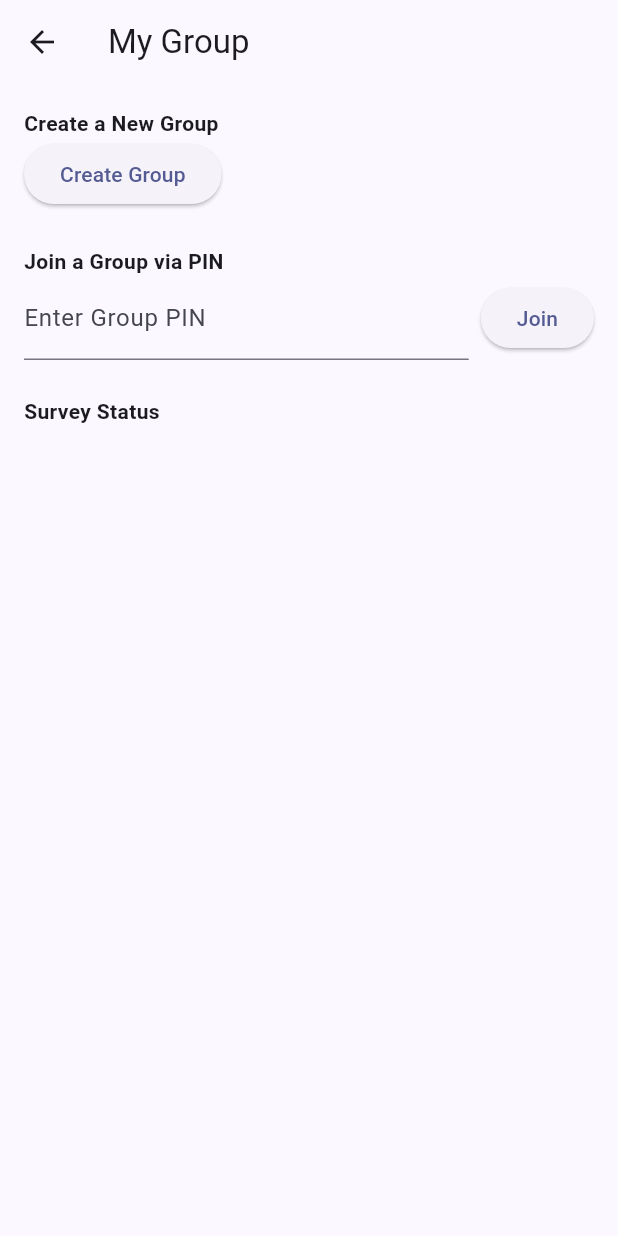
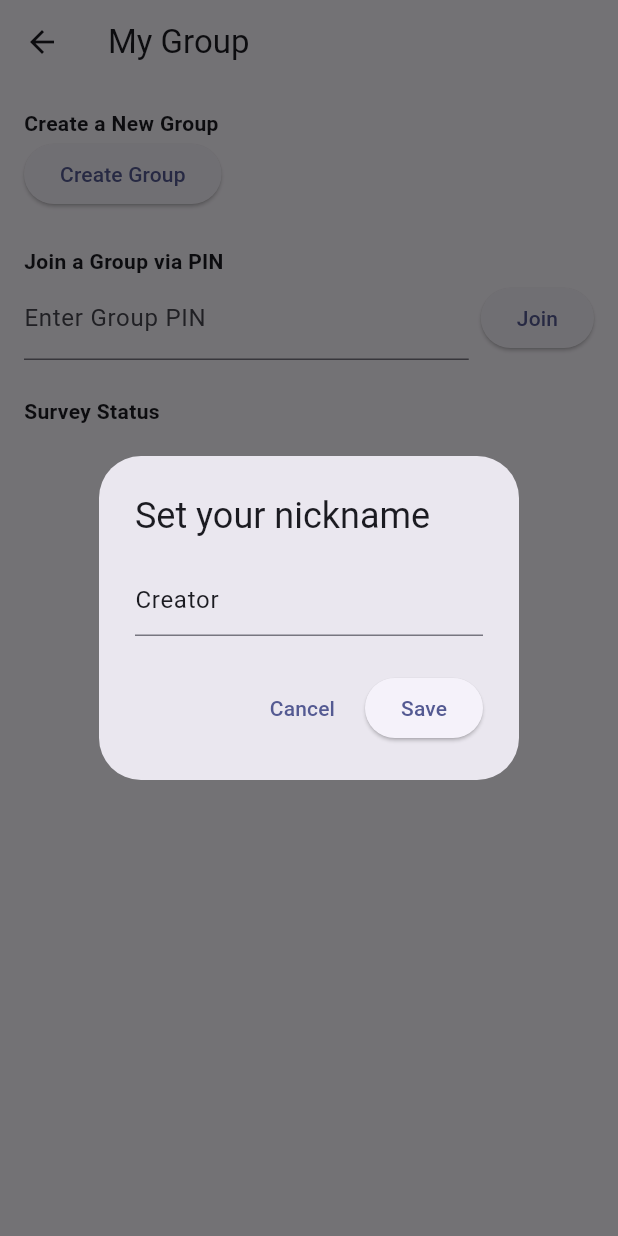
Before and after one commit to wettoast55/tripper_web, a Flutter app: the MyGroupPage screen opened by its route, after a tap on "Create Group", on a phone screen of 412 x 824 dp. Run offline on Flutter 3.47's test engine with Material 3 defaults, Android fonts, the phone set to English and light mode, and no system bars; our stand-ins replace cloud_firestore, cloud_functions, firebase_auth, firebase_core, shared_preferences; missing offline and left inert: dart:html; accounts and stored records are empty; network calls fail; statements that could not run were skipped.

Commit message:
Cleaned up join/leaving
buttons not showing, need to fix

```diff
--- a/lib/mygroup.dart
+++ b/lib/mygroup.dart
@@ -1,11 +1,14 @@
 import 'package:flutter/material.dart';
 import 'package:cloud_firestore/cloud_firestore.dart';
 import 'dart:math';
-import 'dart:html' as html; // for web invite link sharing
-import 'package:shared_preferences/shared_preferences.dart'; // to persist session across reloads
+import 'dart:html' as html;
+import 'package:shared_preferences/shared_preferences.dart';
 
 class MyGroupPage extends StatefulWidget {
-  const MyGroupPage({super.key});
+  final bool isInGroup;
+  final VoidCallback onLeaveGroup;
+
+  const MyGroupPage({super.key, required this.isInGroup, required this.onLeaveGroup});
 
   @override
   State<MyGroupPage> createState() => _MyGroupPageState();
@@ -18,7 +21,6 @@ class _MyGroupPageState extends State<MyGroupPage> {
   String? userId;
   final TextEditingController pinController = TextEditingController();
 
-  /// Initializes user ID and optionally joins group via URL (?pin=xxxx)
   @override
   void initState() {
     super.initState();
@@ -27,10 +29,8 @@ class _MyGroupPageState extends State<MyGroupPage> {
 
   Future<void> _loadUserState() async {
     final prefs = await SharedPreferences.getInstance();
-
     userId = prefs.getString('userId') ?? 'user_\${DateTime.now().millisecondsSinceEpoch % 1000000}';
     await prefs.setString('userId', userId!);
-
     groupId = prefs.getString('groupId');
     groupPin = prefs.getString('groupPin');
     creatorId = prefs.getString('creatorId');
@@ -43,8 +43,47 @@ class _MyGroupPageState extends State<MyGroupPage> {
     setState(() {});
   }
 
-  /// Creates a new group, stores creator ID, and saves locally
+  Future<String?> _promptNickname({required String defaultName}) async {
+    final controller = TextEditingController(text: defaultName);
+    return await showDialog<String>(
+      context: context,
+      builder: (context) => AlertDialog(
+        title: const Text("Set your nickname"),
+        content: TextField(
+          controller: controller,
+          decoration: const InputDecoration(hintText: "Nickname"),
+        ),
+        actions: [
+          TextButton(onPressed: () => Navigator.pop(context), child: const Text("Cancel")),
+          ElevatedButton(onPressed: () => Navigator.pop(context, controller.text.trim()), child: const Text("Save"))
+        ],
+      ),
+    );
+  }
+
+  Future<void> _editNickname(String memberDocId, String currentName) async {
+    final newName = await _promptNickname(defaultName: currentName);
+    if (newName != null && newName.isNotEmpty) {
+      await FirebaseFirestore.instance
+          .collection('groups')
+          .doc(groupId)
+          .collection('members')
+          .doc(memberDocId)
+          .update({'nickname': newName});
+    }
+  }
+
   Future<void> createGroup() async {
+    if (widget.isInGroup) {
+      ScaffoldMessenger.of(context).showSnackBar(
+        const SnackBar(content: Text("You can only join one group.")),
+      );
+      return;
+    }
+
+    final nickname = await _promptNickname(defaultName: 'Creator');
+    if (nickname == null || nickname.isEmpty) return;
+
     final random = Random();
     final pin = (1000 + random.nextInt(9000)).toString();
 
@@ -64,7 +103,7 @@ class _MyGroupPageState extends State<MyGroupPage> {
     await prefs.setString('creatorId', creatorId!);
 
     await doc.collection('members').add({
-      'nickname': 'Creator_${userId!.substring(userId!.length - 4)}',
+      'nickname': nickname,
       'status': 'joined',
       'joinedAt': Timestamp.now(),
       'uid': userId,
@@ -76,8 +115,16 @@ class _MyGroupPageState extends State<MyGroupPage> {
     );
   }
 
-  /// Joins an existing group by PIN. If auto=true, suppress error snackbar
   Future<void> joinGroup({bool auto = false}) async {
+    if (widget.isInGroup) {
+      if (!auto) {
+        ScaffoldMessenger.of(context).showSnackBar(
+          const SnackBar(content: Text("You're already in a group.")),
+        );
+      }
+      return;
+    }
+
     final enteredPin = pinController.text.trim();
     if (enteredPin.isEmpty) return;
 
@@ -110,8 +157,11 @@ class _MyGroupPageState extends State<MyGroupPage> {
     final existing = await membersRef.where('uid', isEqualTo: userId).get();
 
     if (existing.docs.isEmpty) {
+      final nickname = await _promptNickname(defaultName: 'Guest');
+      if (nickname == null || nickname.isEmpty) return;
+
       await membersRef.add({
-        'nickname': 'Guest_\${userId!.substring(userId!.length - 4)}',
+        'nickname': nickname,
         'status': 'joined',
         'joinedAt': Timestamp.now(),
         'uid': userId,
@@ -127,22 +177,17 @@ class _MyGroupPageState extends State<MyGroupPage> {
     setState(() {});
   }
 
-  /// Generates and copies a shareable invite link with the group PIN
   void copyInviteLink() {
     final baseUrl = html.window.location.origin;
     final link = '\$baseUrl?pin=\$groupPin';
-
     html.window.navigator.clipboard?.writeText(link);
-
     ScaffoldMessenger.of(context).showSnackBar(
       SnackBar(content: Text('Invite link copied: \$link')),
     );
   }
 
-  /// Allows the group creator to update another member's status
   void updateMemberStatus(String memberDocId, String newStatus) {
     if (groupId == null) return;
-
     FirebaseFirestore.instance
         .collection('groups')
         .doc(groupId)
@@ -155,79 +200,63 @@ class _MyGroupPageState extends State<MyGroupPage> {
   Widget build(BuildContext context) {
     return Scaffold(
       appBar: AppBar(title: const Text("My Group")),
-
       body: SingleChildScrollView(
         padding: const EdgeInsets.all(16.0),
-
         child: Column(
           crossAxisAlignment: CrossAxisAlignment.start,
           children: [
-            /// === Group Creation Section ===
+            if (!widget.isInGroup) ...[
               const Text("Create a New Group", style: TextStyle(fontWeight: FontWeight.bold)),
-            ElevatedButton(
-              onPressed: createGroup,
-              child: const Text("Create Group"),
-            ),
-            if (groupPin != null)
+              ElevatedButton(onPressed: createGroup, child: const Text("Create Group")),
+              const SizedBox(height: 24),
+              const Text("Join a Group via PIN", style: TextStyle(fontWeight: FontWeight.bold)),
               Row(
                 children: [
+                  Expanded(child: TextField(controller: pinController, decoration: const InputDecoration(labelText: "Enter Group PIN"))),
+                  const SizedBox(width: 8),
+                  ElevatedButton(onPressed: joinGroup, child: const Text("Join")),
+                ],
+              ),
+              const SizedBox(height: 24),
+            ],
+            if (widget.isInGroup && groupPin != null)
+              Row(
+                mainAxisAlignment: MainAxisAlignment.spaceBetween,
+                children: [
                   Text("Group PIN: \$groupPin", style: const TextStyle(fontSize: 16)),
-                  IconButton(
-                    icon: const Icon(Icons.link),
-                    tooltip: "Copy Invite Link",
-                    onPressed: copyInviteLink,
+                  Row(
+                    children: [
+                      IconButton(icon: const Icon(Icons.link), tooltip: "Copy Invite Link", onPressed: copyInviteLink),
+                      ElevatedButton(onPressed: widget.onLeaveGroup, child: const Text("Leave Group")),
+                    ],
                   )
                 ],
               ),
-
-            const SizedBox(height: 24),
-
-            /// === Join Existing Group ===
-            const Text("Join a Group via PIN", style: TextStyle(fontWeight: FontWeight.bold)),
-            Row(
-              children: [
-                Expanded(
-                  child: TextField(
-                    controller: pinController,
-                    decoration: const InputDecoration(labelText: "Enter Group PIN"),
-                  ),
-                ),
-                const SizedBox(width: 8),
-                ElevatedButton(
-                  onPressed: joinGroup,
-                  child: const Text("Join"),
-                ),
-              ],
-            ),
-
-            const SizedBox(height: 24),
-
-            /// === Group Members View ===
             if (groupId != null) ...[
               const Text("Group Members", style: TextStyle(fontWeight: FontWeight.bold)),
               StreamBuilder<QuerySnapshot>(
-                stream: FirebaseFirestore.instance
-                    .collection('groups')
-                    .doc(groupId)
-                    .collection('members')
-                    .snapshots(),
+                stream: FirebaseFirestore.instance.collection('groups').doc(groupId).collection('members').snapshots(),
                 builder: (context, snapshot) {
                   if (!snapshot.hasData) return const CircularProgressIndicator();
-
                   final docs = snapshot.data!.docs;
-
                   return Column(
                     children: docs.map((doc) {
                       final data = doc.data() as Map<String, dynamic>;
                       final nickname = data['nickname'] ?? 'Guest';
                       final status = data['status'] ?? 'unknown';
                       final isCreator = userId == creatorId;
-
+                      final isSelf = data['uid'] == userId;
                       return ListTile(
                         leading: const Icon(Icons.person),
                         title: Text(nickname),
                         subtitle: Text("Status: \$status"),
-                        trailing: isCreator
+                        trailing: isSelf
+                            ? IconButton(
+                                icon: const Icon(Icons.edit),
+                                tooltip: 'Edit nickname',
+                                onPressed: () => _editNickname(doc.id, nickname),
+                              )
+                            : isCreator
                                 ? PopupMenuButton<String>(
                                     onSelected: (value) => updateMemberStatus(doc.id, value),
                                     itemBuilder: (_) => const [
@@ -245,15 +274,10 @@ class _MyGroupPageState extends State<MyGroupPage> {
               ),
               const SizedBox(height: 24),
             ],
-
-            /// === Survey Status (Only show for current group) ===
             const Text("Survey Status", style: TextStyle(fontWeight: FontWeight.bold)),
             if (groupId != null)
               StreamBuilder<QuerySnapshot>(
-                stream: FirebaseFirestore.instance
-                    .collection('surveys')
-                    .where('groupId', isEqualTo: groupId)
-                    .snapshots(),
+                stream: FirebaseFirestore.instance.collection('surveys').where('groupId', isEqualTo: groupId).snapshots(),
                 builder: (context, snapshot) {
                   if (snapshot.connectionState == ConnectionState.waiting) {
                     return const Center(child: CircularProgressIndicator());
@@ -261,9 +285,7 @@ class _MyGroupPageState extends State<MyGroupPage> {
                   if (!snapshot.hasData || snapshot.data!.docs.isEmpty) {
                     return const Text("No survey responses yet.");
                   }
-
                   final docs = snapshot.data!.docs;
-
                   return ListView.builder(
                     shrinkWrap: true,
                     physics: const NeverScrollableScrollPhysics(),
@@ -273,7 +295,6 @@ class _MyGroupPageState extends State<MyGroupPage> {
                       final email = data['email'] ?? 'Unknown';
                       final status = data['completed'] == true ? 'Completed' : 'Pending';
                       final activities = data['activities'] as List<dynamic>? ?? [];
-
                       return Card(
                         margin: const EdgeInsets.symmetric(vertical: 8.0),
                         child: Padding(
@@ -283,8 +304,7 @@ class _MyGroupPageState extends State<MyGroupPage> {
                             children: [
                               Text(email, style: const TextStyle(fontWeight: FontWeight.bold)),
                               const SizedBox(height: 4),
-                              Text("Status: \$status",
-                                  style: TextStyle(color: status == 'Completed' ? Colors.green : Colors.orange)),
+                              Text("Status: \$status", style: TextStyle(color: status == 'Completed' ? Colors.green : Colors.orange)),
                               if (activities.isNotEmpty) ...[
                                 const SizedBox(height: 8),
                                 const Text("Selected Activities:"),
```
Also changed, not shown: lib/main.dart (+97 -14 lines). Lines whose indentation alone changed are shown as unchanged.
